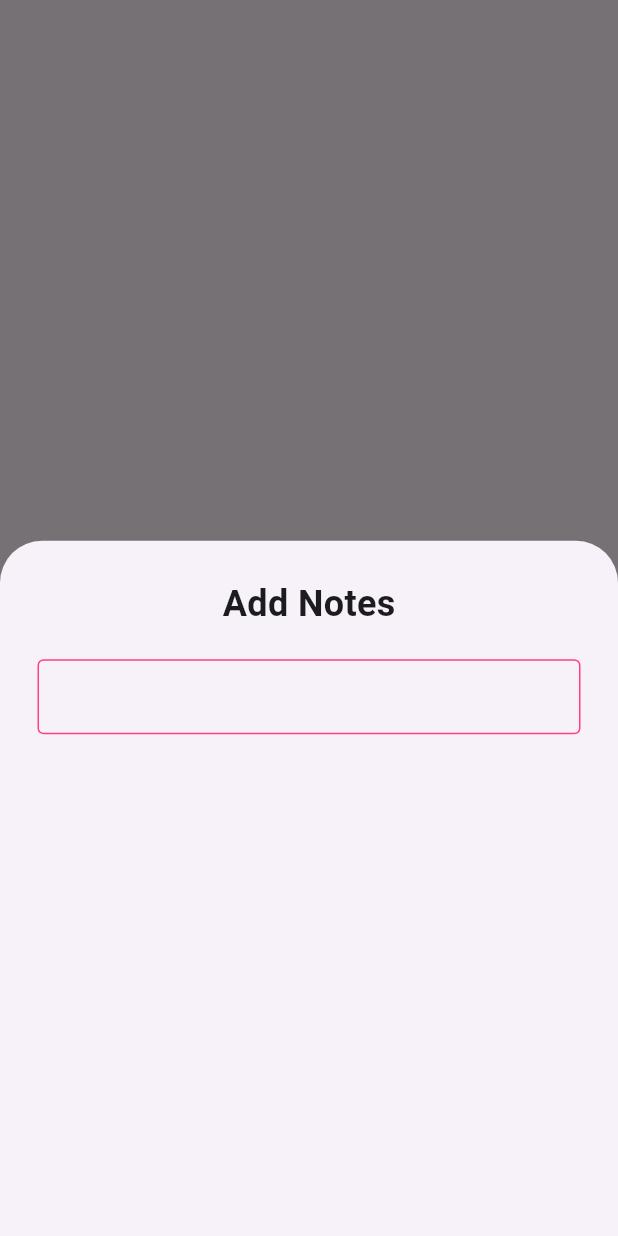
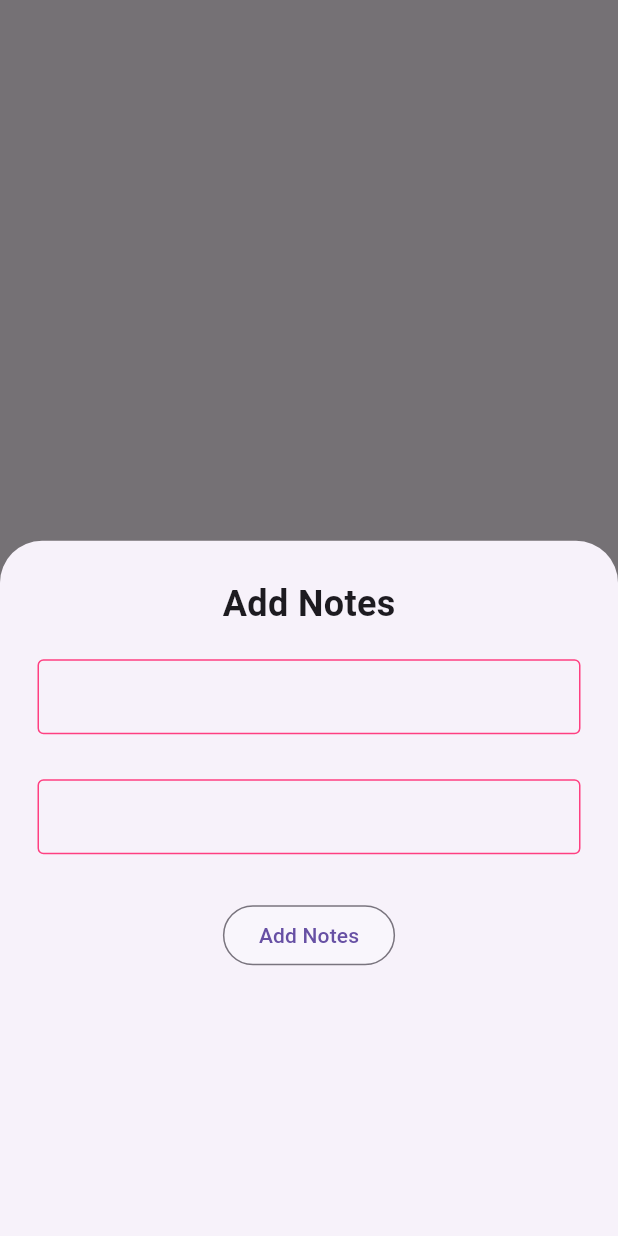
Before and after one commit to cybersleuth0/offlineDb, a Flutter app: the screen it shows after launch, after a tap on the "add" icon, on a phone screen of 412 x 824 dp. Run offline on Flutter 3.47's test engine with Material 3 defaults, Android fonts, the phone set to English and light mode, and no system bars; our stand-ins replace sqflite; accounts and stored records are empty.

Commit message:
Add text editing controllers for note title and description
This commit introduces `TextEditingController` instances for the note title and description fields. It also clears the controllers in `initState` and adds an "Add Notes" button that utilizes the `titleController` and `descController` to input title and description of the note.

```diff
--- a/lib/main.dart
+++ b/lib/main.dart
@@ -21,11 +21,16 @@ class _BasicUIState extends State<BasicUI> {
   //create a list to store a notes
   List<Map<String, dynamic>> mNotes = [];
 
+  TextEditingController titleController = TextEditingController();
+  TextEditingController descController = TextEditingController();
+
   @override
   void initState() {
     super.initState();
     mdb = Db_helper.getInstance();
     getNotes();
+    titleController.clear();
+    descController.clear();
   }
 
   getNotes() async {
@@ -68,6 +73,7 @@ class _BasicUIState extends State<BasicUI> {
                         ),
                         SizedBox(height: 20),
                         TextField(
+                          controller: titleController,
                           style: TextStyle(fontSize: 12),
                           decoration: InputDecoration(
                               //enabledBorder Means when we don't click on the input field
@@ -80,7 +86,38 @@ class _BasicUIState extends State<BasicUI> {
                                 borderSide:
                                     BorderSide(color: Colors.lightGreen),
                               )),
-                        )
+                        ),
+                        SizedBox(height: 30),
+                        TextField(
+                          controller: descController,
+                          style: TextStyle(fontSize: 12),
+                          decoration: InputDecoration(
+                              //enabledBorder Means when we don't click on the input field
+                              enabledBorder: OutlineInputBorder(
+                                borderSide:
+                                    BorderSide(color: Colors.pinkAccent),
+                              ),
+                              //focusedBorder Means when we click on the input field
+                              focusedBorder: OutlineInputBorder(
+                                borderSide:
+                                    BorderSide(color: Colors.lightGreen),
+                              )),
+                        ),
+                        SizedBox(height: 30),
+                        OutlinedButton(
+                            style: OutlinedButton.styleFrom(
+                              backgroundColor: Colors.white30,
+                            ),
+                            onPressed: () async {
+                              //since addNote is a boolen function if the any rows are effected then it will return true
+                              bool check = await mdb!.addNote(
+                                  title: titleController.text,
+                                  desc: descController.text);
+                              if (check) {
+                                getNotes();
+                              }
+                            },
+                            child: Text("Add Notes"))
                       ],
                     ),
                   );
```
